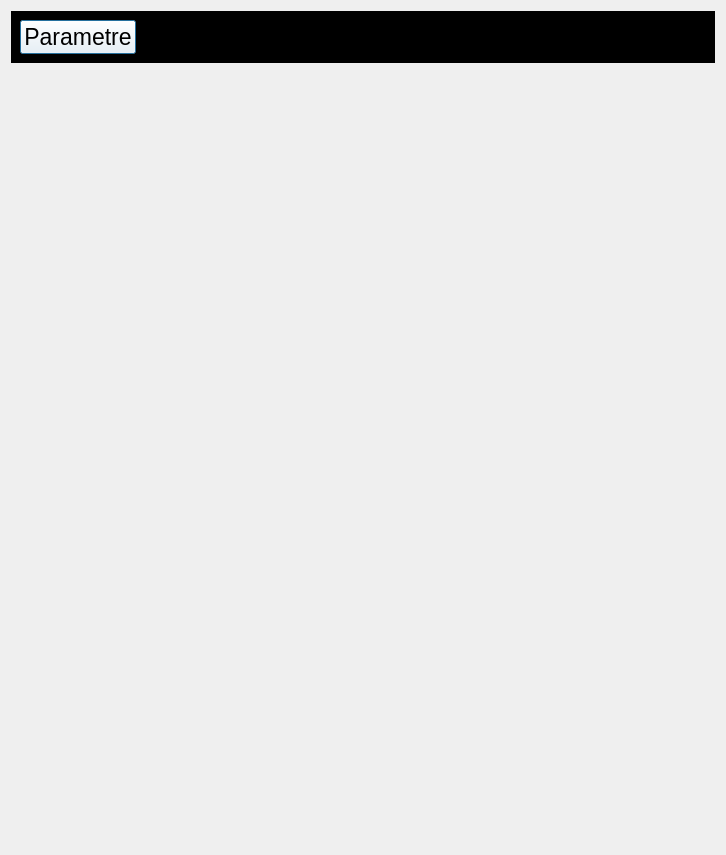
Arrera-Software/Arrera-Interface, file arrerasettingui.ui: the form before one commit.
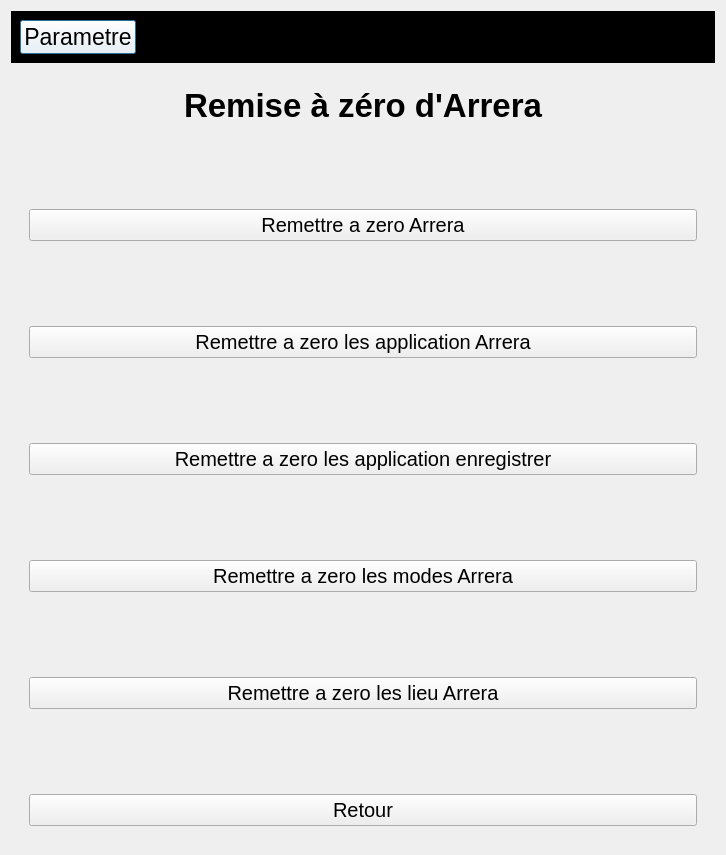
The form after the commit. Icons and pictures are not drawn.

Commit message: partie reset okay

The edit to the form file:
```diff
--- a/arrerasettingui.ui
+++ b/arrerasettingui.ui
@@ -1993,7 +1993,176 @@
            </item>
           </layout>
          </widget>
-         <widget class="QWidget" name="resetInterface"/>
+         <widget class="QWidget" name="resetInterface">
+          <layout class="QVBoxLayout" name="verticalLayout_22">
+           <item>
+            <widget class="QLabel" name="LINCTITLERESET">
+             <property name="font">
+              <font>
+               <pointsize>25</pointsize>
+               <bold>true</bold>
+              </font>
+             </property>
+             <property name="text">
+              <string>Remise à zéro d'Arrera</string>
+             </property>
+             <property name="alignment">
+              <set>Qt::AlignmentFlag::AlignCenter</set>
+             </property>
+            </widget>
+           </item>
+           <item>
+            <spacer name="verticalSpacer_59">
+             <property name="orientation">
+              <enum>Qt::Orientation::Vertical</enum>
+             </property>
+             <property name="sizeHint" stdset="0">
+              <size>
+               <width>20</width>
+               <height>40</height>
+              </size>
+             </property>
+            </spacer>
+           </item>
+           <item>
+            <widget class="QPushButton" name="IDC_RESETALLINTERFACE">
+             <property name="font">
+              <font>
+               <pointsize>15</pointsize>
+              </font>
+             </property>
+             <property name="text">
+              <string>Remettre a zero Arrera</string>
+             </property>
+            </widget>
+           </item>
+           <item>
+            <spacer name="verticalSpacer_58">
+             <property name="orientation">
+              <enum>Qt::Orientation::Vertical</enum>
+             </property>
+             <property name="sizeHint" stdset="0">
+              <size>
+               <width>20</width>
+               <height>40</height>
+              </size>
+             </property>
+            </spacer>
+           </item>
+           <item>
+            <widget class="QPushButton" name="IDC_RESETARRERAAPP">
+             <property name="font">
+              <font>
+               <pointsize>15</pointsize>
+              </font>
+             </property>
+             <property name="text">
+              <string>Remettre a zero les application Arrera</string>
+             </property>
+            </widget>
+           </item>
+           <item>
+            <spacer name="verticalSpacer_60">
+             <property name="orientation">
+              <enum>Qt::Orientation::Vertical</enum>
+             </property>
+             <property name="sizeHint" stdset="0">
+              <size>
+               <width>20</width>
+               <height>40</height>
+              </size>
+             </property>
+            </spacer>
+           </item>
+           <item>
+            <widget class="QPushButton" name="IDC_RESETAPPPC">
+             <property name="font">
+              <font>
+               <pointsize>15</pointsize>
+              </font>
+             </property>
+             <property name="text">
+              <string>Remettre a zero les application enregistrer</string>
+             </property>
+            </widget>
+           </item>
+           <item>
+            <spacer name="verticalSpacer_61">
+             <property name="orientation">
+              <enum>Qt::Orientation::Vertical</enum>
+             </property>
+             <property name="sizeHint" stdset="0">
+              <size>
+               <width>20</width>
+               <height>40</height>
+              </size>
+             </property>
+            </spacer>
+           </item>
+           <item>
+            <widget class="QPushButton" name="IDC_RESETMODEINTERFACE">
+             <property name="font">
+              <font>
+               <pointsize>15</pointsize>
+              </font>
+             </property>
+             <property name="text">
+              <string>Remettre a zero les modes Arrera</string>
+             </property>
+            </widget>
+           </item>
+           <item>
+            <spacer name="verticalSpacer_62">
+             <property name="orientation">
+              <enum>Qt::Orientation::Vertical</enum>
+             </property>
+             <property name="sizeHint" stdset="0">
+              <size>
+               <width>20</width>
+               <height>40</height>
+              </size>
+             </property>
+            </spacer>
+           </item>
+           <item>
+            <widget class="QPushButton" name="IDC_RESETLIEU">
+             <property name="font">
+              <font>
+               <pointsize>15</pointsize>
+              </font>
+             </property>
+             <property name="text">
+              <string>Remettre a zero les lieu Arrera</string>
+             </property>
+            </widget>
+           </item>
+           <item>
+            <spacer name="verticalSpacer_63">
+             <property name="orientation">
+              <enum>Qt::Orientation::Vertical</enum>
+             </property>
+             <property name="sizeHint" stdset="0">
+              <size>
+               <width>20</width>
+               <height>40</height>
+              </size>
+             </property>
+            </spacer>
+           </item>
+           <item>
+            <widget class="QPushButton" name="IDC_RETOURRESETINTERFACE">
+             <property name="font">
+              <font>
+               <pointsize>15</pointsize>
+              </font>
+             </property>
+             <property name="text">
+              <string>Retour</string>
+             </property>
+            </widget>
+           </item>
+          </layout>
+         </widget>
          <widget class="QWidget" name="taskbarSetting">
           <layout class="QVBoxLayout" name="verticalLayout_19">
            <item>
```
